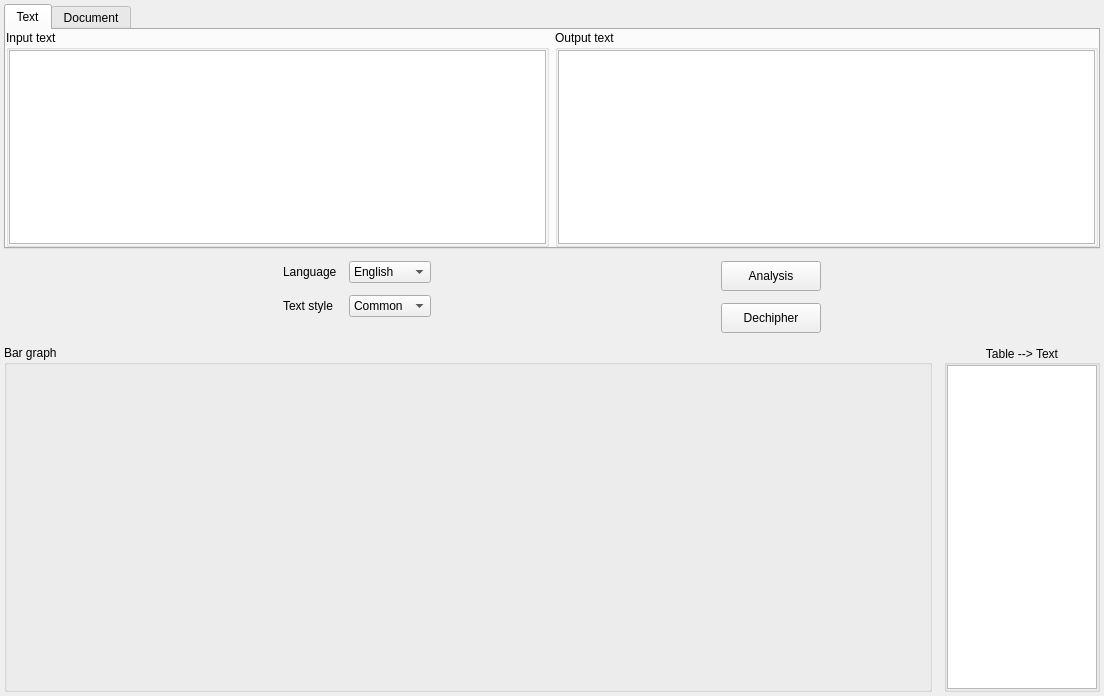
vasilypht/crypto-methods, file app/gui/cryptotools/freqanalysis/freqanalysis.ui: the form before one commit.
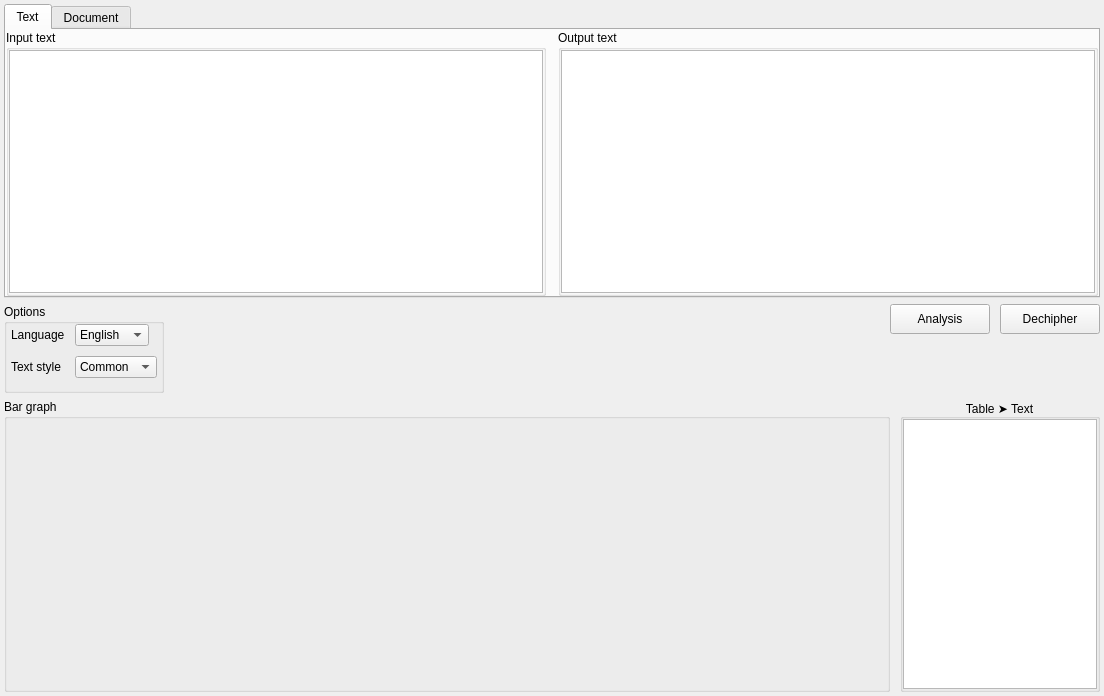
The form after the commit.

```diff
--- a/app/gui/cryptotools/freqanalysis/freqanalysis.ui
+++ b/app/gui/cryptotools/freqanalysis/freqanalysis.ui
@@ -15,7 +15,7 @@
   </property>
   <layout class="QVBoxLayout" name="verticalLayout_5">
    <property name="spacing">
-    <number>12</number>
+    <number>-1</number>
    </property>
    <property name="leftMargin">
     <number>4</number>
@@ -29,8 +29,14 @@
    <property name="bottomMargin">
     <number>4</number>
    </property>
-   <item alignment="Qt::AlignTop">
+   <item>
     <widget class="QTabWidget" name="tab_widget">
+     <property name="maximumSize">
+      <size>
+       <width>16777215</width>
+       <height>400</height>
+      </size>
+     </property>
      <property name="currentIndex">
       <number>0</number>
      </property>
@@ -39,6 +45,9 @@
        <string>Text</string>
       </attribute>
       <layout class="QHBoxLayout" name="horizontalLayout">
+       <property name="spacing">
+        <number>12</number>
+       </property>
        <property name="leftMargin">
         <number>0</number>
        </property>
@@ -57,6 +66,9 @@
           <string>Input text</string>
          </property>
          <layout class="QVBoxLayout" name="verticalLayout_2">
+          <property name="spacing">
+           <number>10</number>
+          </property>
           <property name="leftMargin">
            <number>0</number>
           </property>
@@ -81,6 +93,9 @@
           <string>Output text</string>
          </property>
          <layout class="QVBoxLayout" name="verticalLayout">
+          <property name="spacing">
+           <number>10</number>
+          </property>
           <property name="leftMargin">
            <number>0</number>
           </property>
@@ -113,22 +128,97 @@
     </widget>
    </item>
    <item>
-    <layout class="QHBoxLayout" name="horizontal_layout_1">
-     <item>
-      <spacer name="horizontal_spacer_left">
-       <property name="orientation">
-        <enum>Qt::Horizontal</enum>
-       </property>
-       <property name="sizeHint" stdset="0">
+    <widget class="QFrame" name="frame_1">
+     <property name="maximumSize">
         <size>
-         <width>40</width>
-         <height>20</height>
-        </size>
-       </property>
-      </spacer>
-     </item>
+       <width>16777215</width>
+       <height>89</height>
+      </size>
+     </property>
+     <property name="frameShape">
+      <enum>QFrame::NoFrame</enum>
+     </property>
+     <property name="frameShadow">
+      <enum>QFrame::Raised</enum>
+     </property>
+     <layout class="QHBoxLayout" name="horizontalLayout_2">
+      <property name="spacing">
+       <number>10</number>
+      </property>
+      <property name="leftMargin">
+       <number>0</number>
+      </property>
+      <property name="topMargin">
+       <number>0</number>
+      </property>
+      <property name="rightMargin">
+       <number>0</number>
+      </property>
+      <property name="bottomMargin">
+       <number>0</number>
+      </property>
      <item>
-      <layout class="QFormLayout" name="form_layout_params">
+       <widget class="QFrame" name="frame_options">
+        <property name="frameShape">
+         <enum>QFrame::NoFrame</enum>
+        </property>
+        <property name="frameShadow">
+         <enum>QFrame::Raised</enum>
+        </property>
+        <layout class="QVBoxLayout" name="verticalLayout_4">
+         <property name="spacing">
+          <number>10</number>
+         </property>
+         <property name="leftMargin">
+          <number>0</number>
+         </property>
+         <property name="topMargin">
+          <number>0</number>
+         </property>
+         <property name="rightMargin">
+          <number>0</number>
+         </property>
+         <property name="bottomMargin">
+          <number>0</number>
+         </property>
+         <item>
+          <widget class="QGroupBox" name="group_box_options">
+           <property name="title">
+            <string>Options</string>
+           </property>
+           <layout class="QVBoxLayout" name="verticalLayout_8">
+            <property name="spacing">
+             <number>10</number>
+            </property>
+            <property name="leftMargin">
+             <number>0</number>
+            </property>
+            <property name="topMargin">
+             <number>0</number>
+            </property>
+            <property name="rightMargin">
+             <number>0</number>
+            </property>
+            <property name="bottomMargin">
+             <number>0</number>
+            </property>
+            <item>
+             <layout class="QFormLayout" name="form_layout_options">
+              <property name="fieldGrowthPolicy">
+               <enum>QFormLayout::ExpandingFieldsGrow</enum>
+              </property>
+              <property name="horizontalSpacing">
+               <number>10</number>
+              </property>
+              <property name="verticalSpacing">
+               <number>10</number>
+              </property>
+              <property name="leftMargin">
+               <number>4</number>
+              </property>
+              <property name="rightMargin">
+               <number>4</number>
+              </property>
        <item row="0" column="0">
         <widget class="QLabel" name="label_lang">
          <property name="text">
@@ -178,14 +268,20 @@
        </item>
       </layout>
      </item>
+           </layout>
+          </widget>
+         </item>
+        </layout>
+       </widget>
+      </item>
      <item>
-      <spacer name="horizontal_spacer_center">
+       <spacer name="horizontal_spacer_1">
        <property name="orientation">
         <enum>Qt::Horizontal</enum>
        </property>
        <property name="sizeHint" stdset="0">
         <size>
-         <width>40</width>
+          <width>132</width>
          <height>20</height>
         </size>
        </property>
@@ -193,6 +289,14 @@
      </item>
      <item>
       <layout class="QVBoxLayout" name="vertical_layout_1">
+        <property name="spacing">
+         <number>10</number>
+        </property>
+        <item>
+         <layout class="QHBoxLayout" name="horizontal_layout_1">
+          <property name="spacing">
+           <number>10</number>
+          </property>
        <item>
         <widget class="QPushButton" name="button_analysis">
          <property name="sizePolicy">
@@ -234,22 +338,28 @@
       </layout>
      </item>
      <item>
-      <spacer name="horizontal_spacer_right">
+         <spacer name="vertical_spacer_1">
        <property name="orientation">
-        <enum>Qt::Horizontal</enum>
+           <enum>Qt::Vertical</enum>
        </property>
        <property name="sizeHint" stdset="0">
         <size>
-         <width>40</width>
-         <height>20</height>
+            <width>20</width>
+            <height>40</height>
         </size>
        </property>
       </spacer>
      </item>
     </layout>
+      </item>
+     </layout>
+    </widget>
    </item>
    <item>
     <layout class="QHBoxLayout" name="horizontal_layout_2">
+     <property name="spacing">
+      <number>10</number>
+     </property>
      <item>
       <widget class="QGroupBox" name="group_box_graph">
        <property name="sizePolicy">
@@ -265,13 +375,28 @@
      </item>
      <item>
       <widget class="QGroupBox" name="group_box_match_table">
+       <property name="sizePolicy">
+        <sizepolicy hsizetype="Preferred" vsizetype="Preferred">
+         <horstretch>0</horstretch>
+         <verstretch>0</verstretch>
+        </sizepolicy>
+       </property>
+       <property name="maximumSize">
+        <size>
+         <width>200</width>
+         <height>16777215</height>
+        </size>
+       </property>
        <property name="title">
-        <string>Table --&gt; Text</string>
+        <string>Table ➤ Text</string>
        </property>
        <property name="alignment">
         <set>Qt::AlignCenter</set>
        </property>
        <layout class="QVBoxLayout" name="verticalLayout_3">
+        <property name="spacing">
+         <number>10</number>
+        </property>
         <property name="leftMargin">
          <number>0</number>
         </property>
@@ -294,7 +419,7 @@
           </property>
           <property name="maximumSize">
            <size>
-            <width>150</width>
+            <width>16777215</width>
             <height>16777215</height>
            </size>
           </property>
```
Lines whose indentation alone changed are shown as unchanged.
